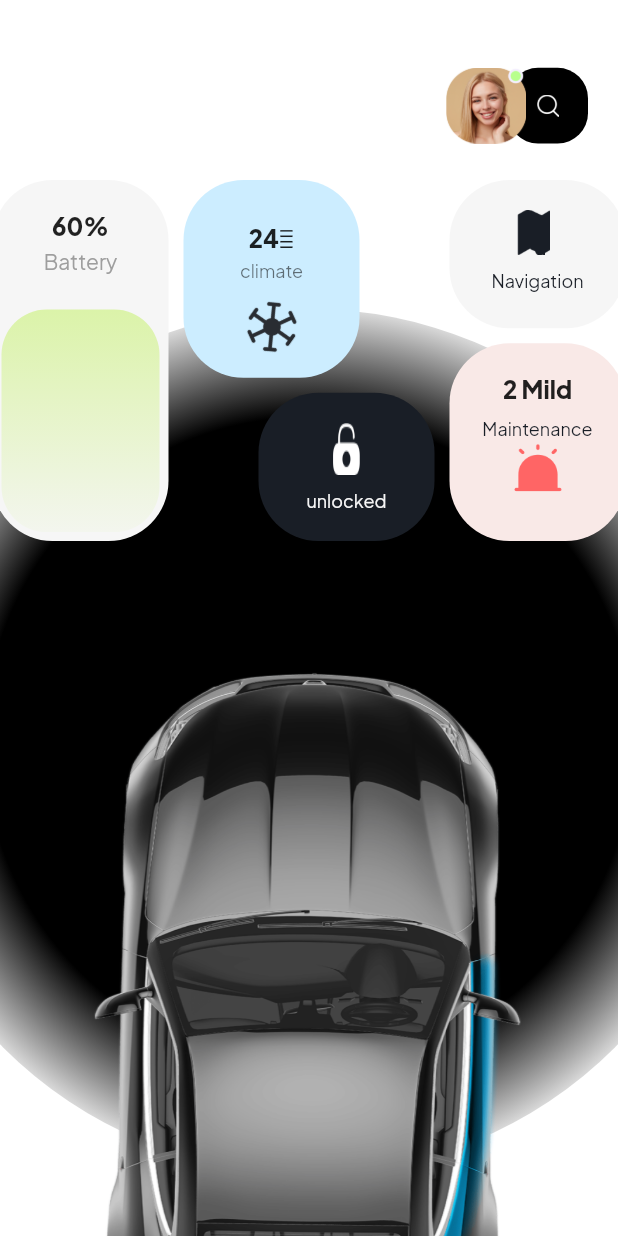
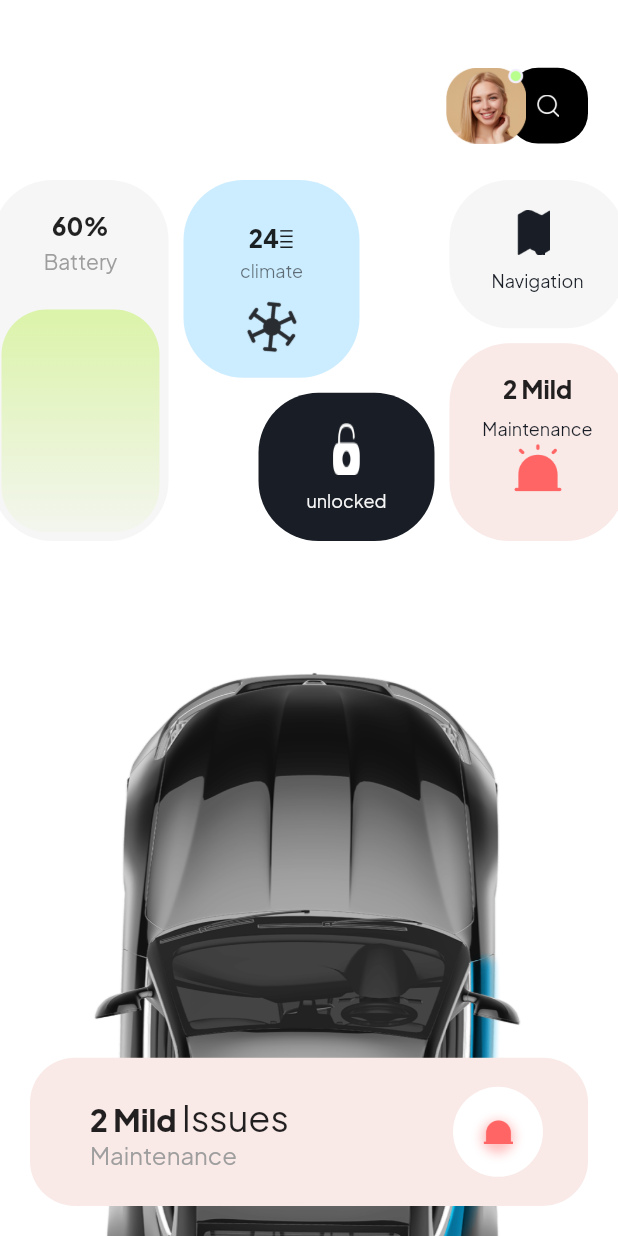
Before and after one commit to Kriss-Kross33/tesla_app, a Flutter app: the screen it shows after launch, after a tap on "12 km", on a phone screen of 412 x 824 dp. Run offline on Flutter 3.47's test engine with Material 2 defaults, Android fonts, the phone set to English and light mode, and no system bars.

Commit message:
create radial widget

```diff
--- a/lib/src/ui/tesla_control_screen.dart
+++ b/lib/src/ui/tesla_control_screen.dart
@@ -1,7 +1,6 @@
 import 'dart:math';
 
 import 'package:flutter/material.dart';
-import 'package:tesla_app/src/ui/testa_screen.dart';
 import 'package:tesla_app/src/utils/utils.dart';
 
 import 'widgets/widgets.dart';
@@ -17,6 +16,7 @@ class _TeslaControlScreenState extends State<TeslaControlScreen>
     with TickerProviderStateMixin {
   late AnimationController _teslaController;
   late AnimationController _teslaControlsController;
+  late AnimationController _radialController;
   late Animation<double> _teslaRotationAnimation;
   late Animation<double> _teslaSizeAnimation;
   late Animation<double> _teslaControlsAnimation;
@@ -25,6 +25,7 @@ class _TeslaControlScreenState extends State<TeslaControlScreen>
   late Animation<Color?> _searchContainerAnimation;
   late AnimationController _teslaDragController;
   late Animation<double> _teslaCarDragAnimation;
+  late Animation<double> _radialOpacityAnimation;
 
   @override
   void initState() {
@@ -51,9 +52,20 @@ class _TeslaControlScreenState extends State<TeslaControlScreen>
     ).animate(_backgroundColorController);
     _teslaControlsController = AnimationController(
         vsync: this, duration: const Duration(milliseconds: 300));
-    _teslaControlsAnimation = Tween<double>(begin: 0, end: 0.5).animate(
+    _teslaControlsAnimation = Tween<double>(begin: 0, end: 0.6).animate(
       CurvedAnimation(
         parent: _teslaControlsController,
+        curve: Curves.easeInOut,
+      ),
+    );
+
+    _radialController = AnimationController(
+        vsync: this, duration: const Duration(milliseconds: 200));
+
+    _radialOpacityAnimation =
+        _teslaControlsAnimation = Tween<double>(begin: 0, end: 1).animate(
+      CurvedAnimation(
+        parent: _radialController,
         curve: Curves.easeInOut,
       ),
     );
@@ -70,12 +82,20 @@ class _TeslaControlScreenState extends State<TeslaControlScreen>
       vsync: this,
       duration: const Duration(milliseconds: 300),
     );
-    _teslaCarDragAnimation = Tween<double>(begin: 1, end: 0.5).animate(
+    _teslaCarDragAnimation = Tween<double>(begin: 1, end: 0.4).animate(
       CurvedAnimation(
         parent: _teslaDragController,
         curve: Curves.easeInOut,
       ),
     );
+
+    _teslaDragController.addStatusListener((status) {
+      if (status == AnimationStatus.completed) {
+        _radialController.forward();
+      } else if (status == AnimationStatus.reverse) {
+        _radialController.reverse(from: 0.7);
+      }
+    });
 
     _teslaControlsController.addStatusListener((status) {
       if (status == AnimationStatus.completed) {
@@ -92,6 +112,7 @@ class _TeslaControlScreenState extends State<TeslaControlScreen>
     _backgroundColorController.dispose();
     _teslaControlsController.dispose();
     _teslaDragController.dispose();
+    _radialController.dispose();
     super.dispose();
   }
 
@@ -106,6 +127,7 @@ class _TeslaControlScreenState extends State<TeslaControlScreen>
                 _backgroundColorController,
                 _teslaControlsController,
                 _teslaDragController,
+                _radialController,
               ],
             ),
             builder: (context, _) {
@@ -116,9 +138,13 @@ class _TeslaControlScreenState extends State<TeslaControlScreen>
                   alignment: Alignment.center,
                   children: [
                     Positioned(
-                      top: constraints.maxWidth * 0.5,
-                      child: CircularBlurWidget(
-                        constraints: constraints,
+                      top: constraints.maxWidth * 0.4,
+                      child: AnimatedOpacity(
+                        duration: Duration.zero,
+                        opacity: _radialOpacityAnimation.value,
+                        child: RadialWidget(
+                          constraints: constraints,
+                        ),
                       ),
                     ),
                     Padding(
@@ -141,12 +167,7 @@ class _TeslaControlScreenState extends State<TeslaControlScreen>
                             child: Hero(
                               tag: '1',
                               child: GestureDetector(
-                                onTap: () {
-                                  Navigator.push(context,
-                                      MaterialPageRoute(builder: (context) {
-                                    return const TestaScreen();
-                                  }));
-                                },
+                                onTap: () {},
                                 child: ProfileWidget(
                                   duration: Duration.zero,
                                   constraints: constraints,
@@ -175,29 +196,6 @@ class _TeslaControlScreenState extends State<TeslaControlScreen>
                               ],
                             ),
                           ),
-                          // Transform(
-                          //   transform: Matrix4.identity()..rotateZ(pi / 2),
-                          //   child:
-                          // AnimatedPositioned(
-                          //   duration: AppConsts.defaultDuration,
-                          //   left: constraints.maxWidth * 0.6,
-                          //   width: constraints.maxWidth * 0.56,
-                          //   height: constraints.maxHeight * 0.6,
-                          //   child: Transform(
-                          //     transform: Matrix4.identity()
-                          //       ..rotateZ(
-                          //         (-pi / 2) * (1 - _teslaRotationAnimation.value),
-                          //       ),
-                          //     //  ..translate(-100.0, 0.0, 0.0),
-                          //     child: RotatedTesla(
-                          //       duration: AppConsts.defaultDuration,
-                          //       constraints: constraints,
-                          //       //   rotationZ:
-                          //       //       (pi / 2) * (1 - _teslaRotationAnimation.value),
-                          //     ),
-                          //   ),
-                          // ),
-
                           AnimatedPositioned(
                             duration:
                                 Duration.zero, //AppConsts.defaultDuration,
@@ -219,11 +217,7 @@ class _TeslaControlScreenState extends State<TeslaControlScreen>
                                   ..rotateZ(
                                     (-pi / 2) *
                                         (1 - _teslaRotationAnimation.value),
-                                  )
-                                // ..rotateZ(
-                                //   (-pi / 2) * (1 - _teslaRotationAnimation.value),
-                                // ),
-                                ,
+                                  ),
                                 child: SizedBox(
                                   width: constraints.maxWidth * 0.56,
                                   height: constraints.maxHeight * 0.6,
@@ -238,7 +232,7 @@ class _TeslaControlScreenState extends State<TeslaControlScreen>
                           AnimatedPositioned(
                             duration: AppConsts.defaultDuration,
                             top: _teslaCarDragAnimation.value < 1
-                                ? -(constraints.maxHeight * 0.7) *
+                                ? -constraints.maxHeight *
                                     _teslaCarDragAnimation.value
                                 : 80,
                             left: 0,
@@ -253,27 +247,92 @@ class _TeslaControlScreenState extends State<TeslaControlScreen>
                                     ),
                             ),
                           ),
-                          // Positioned(
-                          //   left: constraints.maxWidth,
-                          //   width: constraints.maxWidth * 0.56,
-                          //   height: constraints.maxHeight * 0.6,
-                          //   bottom: -constraints.maxHeight * 0.25,
-                          //   child: Hero(
-                          //     tag: '2',
-                          //     child: GestureDetector(
-                          //       onTap: () {
-
-                          //       },
-                          //       child: Transform(
-                          //         transform: Matrix4.identity()..rot,
-                          //         child: Image.asset(
-                          //           AssetConsts.tesla,
-                          //           fit: BoxFit.fill,
-                          //         ),
-                          //       ),
-                          //     ),
-                          //   ),
-                          // ),
+                          Positioned(
+                            bottom: 20,
+                            child: Container(
+                              padding: const EdgeInsets.only(
+                                left: 40,
+                                right: 30,
+                              ),
+                              width: constraints.maxWidth - 40,
+                              height: constraints.maxHeight * 0.12,
+                              decoration: BoxDecoration(
+                                color: AppConsts.pinkDuet,
+                                borderRadius: BorderRadius.circular(30),
+                              ),
+                              child: Row(
+                                children: [
+                                  Column(
+                                    crossAxisAlignment:
+                                        CrossAxisAlignment.start,
+                                    mainAxisAlignment: MainAxisAlignment.center,
+                                    children: [
+                                      Text.rich(
+                                        TextSpan(
+                                          children: <TextSpan>[
+                                            TextSpan(
+                                              text: '2 Mild ',
+                                              style: Theme.of(context)
+                                                  .textTheme
+                                                  .titleLarge
+                                                  ?.copyWith(
+                                                    fontWeight: FontWeight.w800,
+                                                  ),
+                                            ),
+                                            TextSpan(
+                                              text: 'Issues',
+                                              style: Theme.of(context)
+                                                  .textTheme
+                                                  .headlineSmall,
+                                            ),
+                                          ],
+                                        ),
+                                      ),
+                                      Text(
+                                        'Maintenance',
+                                        style: Theme.of(context)
+                                            .textTheme
+                                            .titleMedium
+                                            ?.copyWith(
+                                              color: Colors.grey,
+                                            ),
+                                      )
+                                    ],
+                                  ),
+                                  const Spacer(),
+                                  Container(
+                                    height: 60,
+                                    width: 60,
+                                    decoration: const BoxDecoration(
+                                      color: Colors.white,
+                                      shape: BoxShape.circle,
+                                    ),
+                                    child: Center(
+                                      child: Container(
+                                        decoration: BoxDecoration(
+                                          shape: BoxShape.circle,
+                                          boxShadow: [
+                                            BoxShadow(
+                                              blurRadius: 5,
+                                              color: AppConsts.red
+                                                  .withOpacity(0.4),
+                                              spreadRadius: 1,
+                                              offset: const Offset(0, 3.5),
+                                            )
+                                          ],
+                                        ),
+                                        child: Image.asset(
+                                          AssetConsts.alarmAlt,
+                                          height: 20,
+                                          width: 20,
+                                        ),
+                                      ),
+                                    ),
+                                  ),
+                                ],
+                              ),
+                            ),
+                          ),
                         ],
                       ),
                     ),
@@ -294,37 +353,3 @@ class _TeslaControlScreenState extends State<TeslaControlScreen>
     }
   }
 }
-
-class CircularBlurWidget extends StatelessWidget {
-  const CircularBlurWidget({
-    super.key,
-    required this.constraints,
-  });
-
-  final BoxConstraints constraints;
-
-  @override
-  Widget build(BuildContext context) {
-    final width = constraints.maxWidth * 1.4;
-    final radius = width / 2;
-
-    return Container(
-      height: width,
-      width: width,
-      decoration: BoxDecoration(
-        //   color: Colors.red,
-
-        gradient: const RadialGradient(
-          colors: [
-            Colors.black,
-            Colors.black,
-            Colors.black,
-            Colors.black,
-            Color(0xFFD9D9D9),
-          ],
-        ),
-        borderRadius: BorderRadius.circular(radius),
-      ),
-    );
-  }
-}
--- /dev/null
+++ b/lib/src/ui/widgets/radial_widget.dart
@@ -0,0 +1,35 @@
+import 'package:flutter/material.dart';
+
+class RadialWidget extends StatelessWidget {
+  const RadialWidget({
+    super.key,
+    required this.constraints,
+  });
+
+  final BoxConstraints constraints;
+
+  @override
+  Widget build(BuildContext context) {
+    final width = constraints.maxWidth * 1.4;
+    final radius = width / 2;
+
+    return Container(
+      height: width,
+      width: width,
+      decoration: BoxDecoration(
+        //   color: Colors.red,
+
+        gradient: const RadialGradient(
+          colors: [
+            Colors.black,
+            Colors.black,
+            Colors.black,
+            Colors.black,
+            Color(0xFFD9D9D9),
+          ],
+        ),
+        borderRadius: BorderRadius.circular(radius),
+      ),
+    );
+  }
+}
--- a/lib/src/ui/widgets/widgets.dart
+++ b/lib/src/ui/widgets/widgets.dart
@@ -3,3 +3,4 @@ export 'profile_widget.dart';
 export 'rotated_tesla.dart';
 export 'shake_transition.dart';
 export 'tesla_controls.dart';
+export 'radial_widget.dart';
```
Also changed, not shown: 1 other file.
